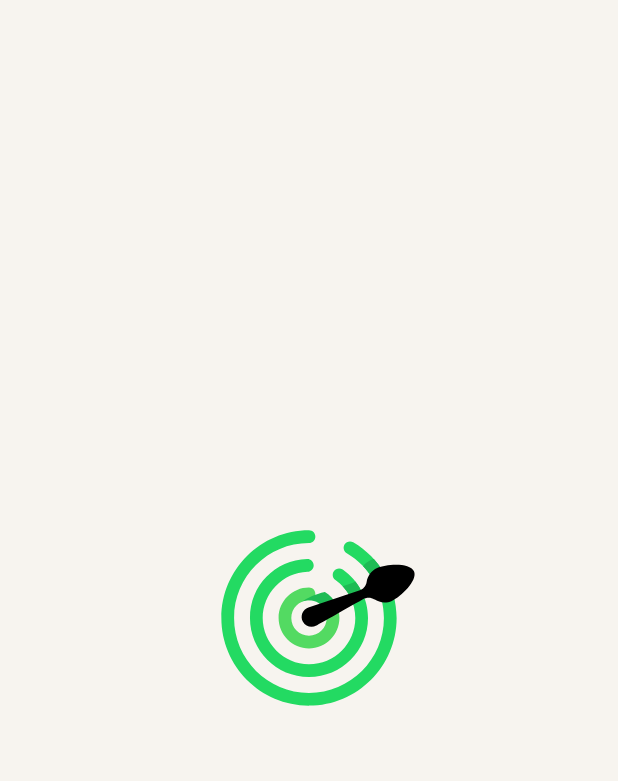
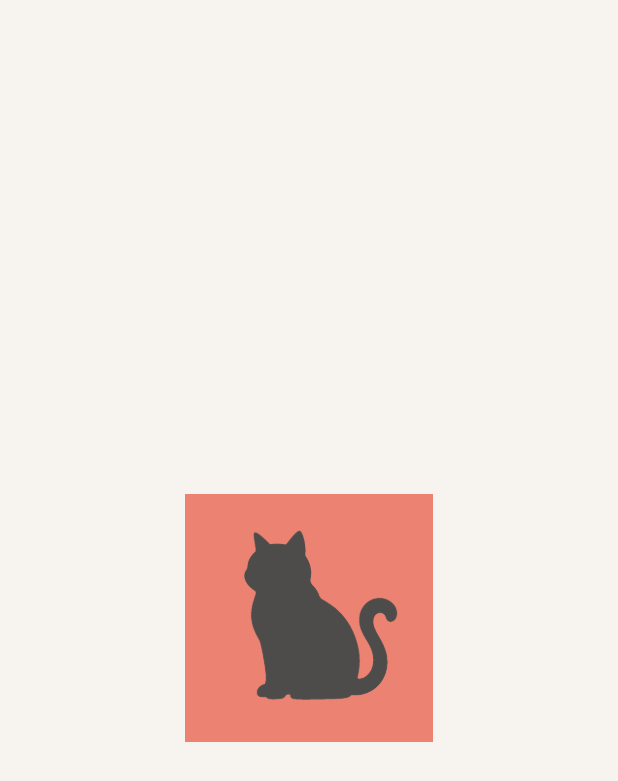
Before and after one commit to mammone70/nutrition-tracker-app, a Flutter app: the first screen one second after launch, on a phone screen of 412 x 824 dp. Shown: the top 781 px of the screen. Run offline on Flutter 3.47's test engine with Material 3 defaults, Android fonts, the phone set to English and light mode, and no system bars; drawn by our look-alikes of dynamic_color; our stand-ins replace animated_flip_counter, auto_size_text, bloc_concurrency, cached_network_image, envied, equatable and 24 more; missing offline and left inert: health, horizontal_picker, mobile_scanner; accounts and stored records are empty; generated files the repository leaves out were written again; statements that could not run were skipped.

Commit message:
Use Fitty Kitties branding everywhere and skip forced onboarding
Replace splash, Android 12 launch icon, iOS launch images, app bar,
banner, and About logos with the Fitty Kitties mark. Seed a default
profile on first launch so the diary opens without requiring body data.

```diff
--- a/lib/core/presentation/splash_screen.dart
+++ b/lib/core/presentation/splash_screen.dart
@@ -1,19 +1,17 @@
 import 'dart:async';
 
 import 'package:flutter/material.dart';
-import 'package:flutter_svg/flutter_svg.dart';
+import 'package:opennutritracker/core/presentation/widgets/dynamic_ont_logo.dart';
 import 'package:opennutritracker/core/utils/navigation_options.dart';
 
-/// First screen shown on launch: the OpenNutriTracker logo with the spoon
-/// making a single accelerating-then-settling spin, after which it routes on
-/// to the main screen (returning user) or onboarding (first run).
+/// First screen shown on launch: the Fitty Kitties mark, then routes to main.
 ///
 /// The native launch screen (Android `launch_background`, iOS
 /// `LaunchScreen.storyboard`) paints the same canvas colour behind the Flutter
 /// engine while it boots, so the hand-off into this animated splash is seamless.
 class SplashScreen extends StatefulWidget {
-  /// Whether the user has already completed onboarding. Decides where the
-  /// splash routes once the animation finishes.
+  /// Kept for call-site compatibility. First launch now seeds a default
+  /// profile, so this is always treated as ready for [NavigationOptions.mainRoute].
   final bool userInitialized;
 
   const SplashScreen({super.key, required this.userInitialized});
@@ -25,36 +23,40 @@ class SplashScreen extends StatefulWidget {
 class _SplashScreenState extends State<SplashScreen>
     with SingleTickerProviderStateMixin {
   static const _logoSize = 168.0;
-  static const _startDelay = Duration(milliseconds: 350);
-  static const _spinDuration = Duration(milliseconds: 1700);
+  static const _startDelay = Duration(milliseconds: 250);
+  static const _animDuration = Duration(milliseconds: 900);
 
   late final AnimationController _controller;
-  late final Animation<double> _spin;
+  late final Animation<double> _scale;
+  late final Animation<double> _opacity;
   Timer? _startTimer;
   bool _navigated = false;
 
   @override
   void initState() {
     super.initState();
-    _controller = AnimationController(vsync: this, duration: _spinDuration);
-
-    // Accelerate in, then decelerate to a stop — mirrors the design mock's
-    // cubic-bezier easing (0.45, 0, 0.12, 1). A single full turn (turns: 0 → 1)
-    // leaves the spoon back in its original upright position.
-    _spin = Tween<double>(begin: 0.0, end: 1.0).animate(CurvedAnimation(
-        parent: _controller, curve: const Cubic(0.45, 0.0, 0.12, 1.0)));
+    _controller = AnimationController(vsync: this, duration: _animDuration);
+    _scale = Tween<double>(
+      begin: 0.86,
+      end: 1.0,
+    ).animate(CurvedAnimation(parent: _controller, curve: Curves.easeOutCubic));
+    _opacity = Tween<double>(
+      begin: 0.0,
+      end: 1.0,
+    ).animate(CurvedAnimation(parent: _controller, curve: Curves.easeOut));
 
     _controller.addStatusListener((status) {
       if (status == AnimationStatus.completed) _goNext();
     });
 
-    // Honour the OS "reduce motion" setting: skip the spin and move on.
-    final reduceMotion = WidgetsBinding.instance.platformDispatcher
-        .accessibilityFeatures.disableAnimations;
+    final reduceMotion = WidgetsBinding
+        .instance
+        .platformDispatcher
+        .accessibilityFeatures
+        .disableAnimations;
     if (reduceMotion) {
-      _startTimer = Timer(const Duration(milliseconds: 600), _goNext);
+      _startTimer = Timer(const Duration(milliseconds: 400), _goNext);
     } else {
-      // A short beat on the upright logo before the spin begins.
       _startTimer = Timer(_startDelay, () {
         if (mounted) _controller.forward();
       });
@@ -64,9 +66,9 @@ class _SplashScreenState extends State<SplashScreen>
   void _goNext() {
     if (_navigated || !mounted) return;
     _navigated = true;
-    Navigator.of(context).pushReplacementNamed(widget.userInitialized
-        ? NavigationOptions.mainRoute
-        : NavigationOptions.onboardingRoute);
+    // Profile data is never required to use the app; first launch seeds a
+    // default user during bootstrap so main is always reachable.
+    Navigator.of(context).pushReplacementNamed(NavigationOptions.mainRoute);
   }
 
   @override
@@ -78,30 +80,18 @@ class _SplashScreenState extends State<SplashScreen>
 
   @override
   Widget build(BuildContext context) {
-    final isDark = Theme.of(context).brightness == Brightness.dark;
-    // The spoon follows the theme, matching the app's own white/dark logo
-    // variants: black on the light canvas, white on the dark canvas.
-    final spoonColor = isDark ? Colors.white : Colors.black;
-
     return Scaffold(
       backgroundColor: Theme.of(context).scaffoldBackgroundColor,
       body: Center(
-        child: SizedBox(
-          width: _logoSize,
-          height: _logoSize,
-          child: Stack(
-            alignment: Alignment.center,
-            children: [
-              SvgPicture.asset('assets/icon/ont_splash_rings.svg',
-                  width: _logoSize, height: _logoSize),
-              RotationTransition(
-                turns: _spin,
-                child: SvgPicture.asset('assets/icon/ont_splash_spoon.svg',
-                    width: _logoSize,
-                    height: _logoSize,
-                    theme: SvgTheme(currentColor: spoonColor)),
-              ),
-            ],
+        child: FadeTransition(
+          opacity: _opacity,
+          child: ScaleTransition(
+            scale: _scale,
+            child: const SizedBox(
+              width: _logoSize,
+              height: _logoSize,
+              child: DynamicOntLogo(),
+            ),
           ),
         ),
       ),
--- a/pubspec.yaml
+++ b/pubspec.yaml
@@ -117,6 +117,9 @@ flutter:
   uses-material-design: true
 
   assets:
+    - assets/icon/fitty_kitties_icon_1024.png
+    - assets/icon/fitty_kitties_icon_fg_1024.png
+    - assets/icon/fitty_kitties_icon_white_1024.png
     - assets/icon/ont_logo_square.svg
     - assets/icon/ont_splash_rings.svg
     - assets/icon/ont_splash_spoon.svg
```
Also changed, not shown: lib/core/domain/entity/default_user_entity.dart (added, +19 -0 lines), lib/core/domain/usecase/ensure_default_user_usecase.dart (added, +19 -0 lines), lib/core/presentation/widgets/demo_mode_banner.dart (+8 -8 lines), lib/core/presentation/widgets/dynamic_ont_logo.dart (+7 -40 lines), lib/core/utils/locator.dart (+6 -6 lines), lib/features/profile/presentation/utils/profile_switch_coordinator.dart (+11 -25 lines), lib/features/settings/settings_screen.dart (+15 -16 lines), lib/main.dart (+8 -1 lines), 7 other files.
